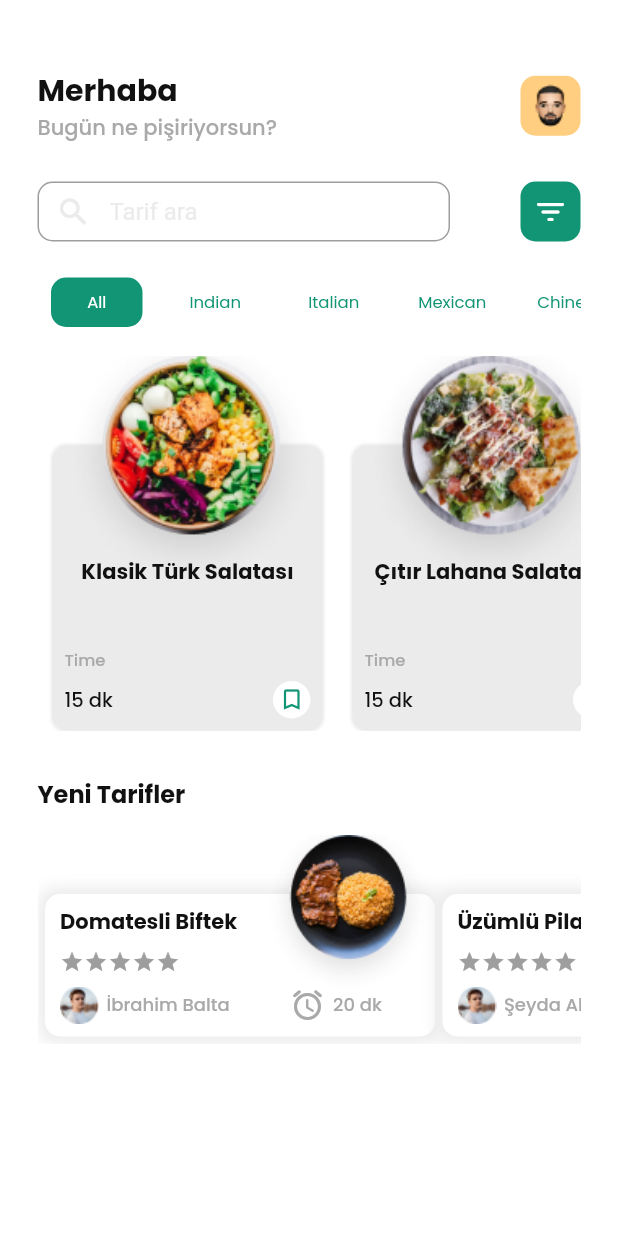
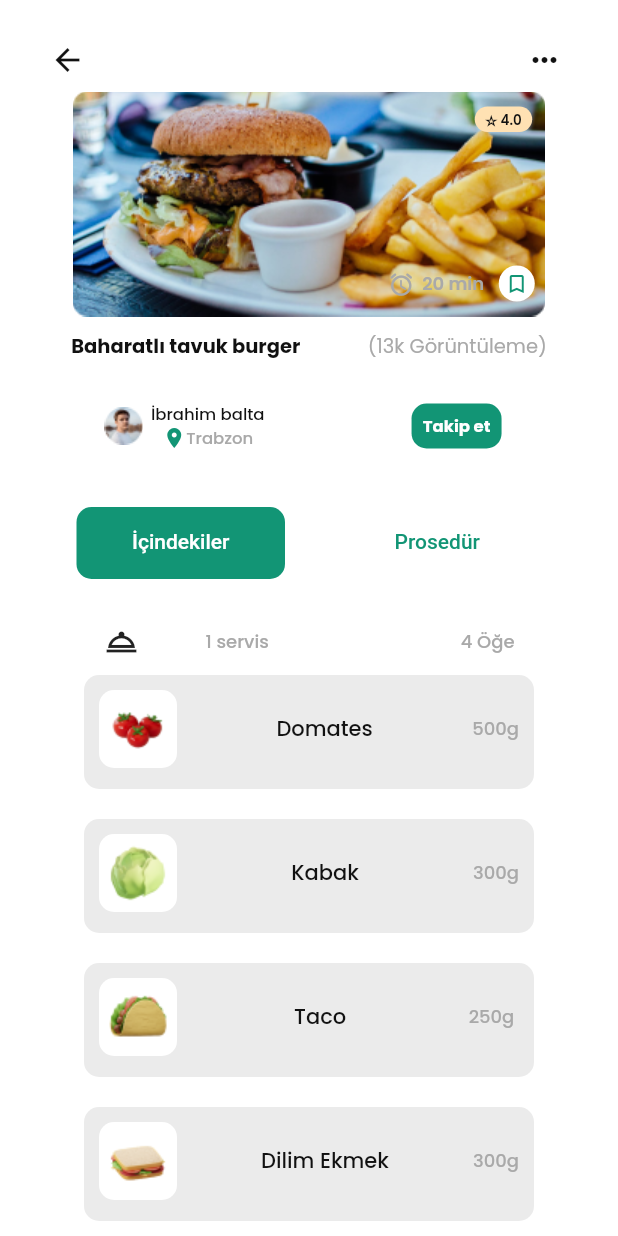
Before and after one commit to seydaalbayrak/f22_chefsgalore, a Flutter app: the screen it shows after launch, on a phone screen of 412 x 824 dp. Run offline on Flutter 3.47's test engine with Material 2 defaults, Android fonts, the phone set to English and light mode, and no system bars; drawn by our look-alikes of flutter_rating_bar; our stand-ins replace curved_navigation_bar, google_fonts.

Commit message:
recipe(tarif) sayfasi tasarlandi

```diff
--- a/lib/main.dart
+++ b/lib/main.dart
@@ -1,8 +1,6 @@
-import 'package:f22_chefsgalore/home.dart';
+import 'package:f22_chefsgalore/repice.dart';
 import 'package:flutter/material.dart';
-import 'package:f22_chefsgalore/homepage.dart';
 
-import 'sing_up.dart';
 
 void main() {
   runApp(const MyApp());
@@ -16,7 +14,7 @@ class MyApp extends StatelessWidget {
   Widget build(BuildContext context) {
     return MaterialApp(
       debugShowCheckedModeBanner: false,
-      home: Home(),
+      home: Repice()
     );
   }
 }
--- /dev/null
+++ b/lib/repice.dart
@@ -0,0 +1,425 @@
+import 'package:flutter/material.dart';
+import 'app_style.dart';
+
+class Repice extends StatefulWidget {
+  const Repice({super.key});
+
+  @override
+  State<Repice> createState() => _RepiceState();
+}
+
+class _RepiceState extends State<Repice> {
+  List images = [
+    "image6",
+    "image7",
+    "image8",
+    "image9",
+  ];
+  List titles = [
+    "Domates",
+    "Kabak",
+    "Taco ",
+    "Dilim Ekmek",
+  ];
+  List titlesItem = [
+    "500g",
+    "300g",
+    "250g ",
+    "300g",
+  ];
+
+  @override
+  Widget build(BuildContext context) {
+    return Scaffold(
+      backgroundColor: sWhite,
+      //appbar kısı geri ve menü butonu
+      appBar: AppBar(
+        backgroundColor: sWhite,
+        leading: Padding(
+          padding: const EdgeInsets.only(top: 20, left: 25, right: 25),
+          child: IconButton(
+            icon: const Icon(
+              Icons.arrow_back,
+              color: sBlack,
+            ),
+            onPressed: () {},
+          ),
+        ),
+        actions: [
+          Padding(
+            padding: const EdgeInsets.only(top: 20, left: 25, right: 25),
+            child: IconButton(
+                onPressed: () {},
+                icon: const Icon(
+                  Icons.more_horiz,
+                  color: sBlack,
+                )),
+          )
+        ],
+        elevation: 0,
+      ),
+      body: DefaultTabController(
+        length: 2,
+        child: SingleChildScrollView(
+            child: Column(
+          children: [
+            Padding(
+              padding: const EdgeInsets.only(top: 5),
+              child: Stack(
+                //ana resim bölümü
+                children: [
+                  Positioned(
+                    child: Container(
+                      width: 315,
+                      height: 150,
+                      decoration: ShapeDecoration(
+                        shape: RoundedRectangleBorder(
+                          borderRadius: BorderRadius.circular(sBorderRadius),
+                        ),
+                      ),
+                      child: Image.asset("assets/images/recipeimage.png"),
+                    ),
+                  ),
+                  Positioned(
+                    //yıldız bölümü
+                    left: 268,
+                    top: 10,
+                    child: Container(
+                      padding: const EdgeInsets.symmetric(
+                          horizontal: 7, vertical: 2),
+                      decoration: ShapeDecoration(
+                        color: const Color(0xFFFFE1B3),
+                        shape: RoundedRectangleBorder(
+                          borderRadius: BorderRadius.circular(sBorderRadius),
+                        ),
+                      ),
+                      child: Row(
+                        children: [
+                          Text('☆ 4.0',
+                              textAlign: TextAlign.right,
+                              style: sPoppinsSemiBold.copyWith(
+                                color: sBlack,
+                                fontSize: 9,
+                              )),
+                        ],
+                      ),
+                    ),
+                  ),
+                  Positioned(
+                    //bokmark bölümü
+                    left: 284,
+                    top: 116,
+                    child: SizedBox(
+                      width: 24,
+                      height: 24,
+                      child: Stack(
+                        children: [
+                          Positioned(
+                            child: Container(
+                              decoration: ShapeDecoration(
+                                color: Colors.white,
+                                shape: RoundedRectangleBorder(
+                                  borderRadius: BorderRadius.circular(12),
+                                ),
+                              ),
+                            ),
+                          ),
+                          Positioned(
+                            left: 4,
+                            top: 4,
+                            child: SizedBox(
+                              width: 16,
+                              height: 16,
+                              child: Stack(
+                                children: [
+                                  Positioned(
+                                    child: Container(
+                                      decoration: const BoxDecoration(
+                                          color: Colors.white),
+                                    ),
+                                  ),
+                                  const Positioned(
+                                    child: Icon(
+                                      Icons.bookmark_border,
+                                      size: 16,
+                                      color: sPrimary,
+                                    ),
+                                  ),
+                                ],
+                              ),
+                            ),
+                          ),
+                        ],
+                      ),
+                    ),
+                  ),
+                  //dakika ve saat icon bölümü
+                  Positioned(
+                    left: 210,
+                    top: 116,
+                    child: Container(
+                      padding: const EdgeInsets.symmetric(vertical: 3.50),
+                      child: Row(
+                        children: [
+                          const Icon(
+                            Icons.access_alarms_rounded,
+                            size: 18,
+                            color: sGray3,
+                          ),
+                          const SizedBox(width: 5),
+                          Text(
+                            '20 min',
+                            style: sPoppinsSemiBold.copyWith(
+                                color: sGray3, fontSize: 12),
+                          ),
+                        ],
+                      ),
+                    ),
+                  ),
+                ],
+              ),
+            ),
+            const SizedBox(height: 10),
+            //
+            Padding(
+              padding: const EdgeInsets.symmetric(horizontal: 25),
+              child: Column(
+                children: [
+                  Row(
+                    mainAxisAlignment: MainAxisAlignment.spaceAround,
+                    children: [
+                      SizedBox(
+                        child: Text('Baharatlı tavuk burger',
+                            style: sPoppinsBold.copyWith(
+                                color: sBlack, fontSize: 13)),
+                      ),
+                      SizedBox(
+                        child: Text('(13k Görüntüleme)',
+                            style: sPoppinsRegular.copyWith(
+                                color: sGray3, fontSize: 13)),
+                      ),
+                    ],
+                  ),
+                ],
+              ),
+            ),
+            const SizedBox(height: 20),
+            //profil isim ve takip et buton bölümü
+            Padding(
+              padding: const EdgeInsets.symmetric(horizontal: 25),
+              child: Row(
+                mainAxisAlignment: MainAxisAlignment.spaceEvenly,
+                children: [
+                  Column(
+                    children: [
+                      Row(
+                        children: [
+                          Image.asset("assets/images/card_profile.png"),
+                          const SizedBox(width: 5),
+                          Column(
+                            children: [
+                              Text(
+                                "İbrahim balta",
+                                style: sPoppinsMedium.copyWith(
+                                    color: sBlack, fontSize: 11),
+                              ),
+                              Row(
+                                children: [
+                                  const Icon(
+                                    Icons.location_on,
+                                    color: sPrimary,
+                                    size: 16,
+                                  ),
+                                  Text(
+                                    "Trabzon",
+                                    style: sPoppinsMedium.copyWith(
+                                        color: sGray3, fontSize: 11),
+                                  ),
+                                ],
+                              ),
+                            ],
+                          ),
+                          const SizedBox(width: 90),
+                          TextButton(
+                            onPressed: () {},
+                            child: Container(
+                              height: 30,
+                              width: 60,
+                              decoration: BoxDecoration(
+                                color: sPrimary,
+                                borderRadius:
+                                    BorderRadius.circular(sBorderRadius),
+                              ),
+                              child: Center(
+                                child: Row(
+                                  mainAxisAlignment: MainAxisAlignment.center,
+                                  children: [
+                                    Text(
+                                      "Takip et",
+                                      style: sPoppinsBold.copyWith(
+                                        color: sWhite,
+                                        fontSize: 11,
+                                      ),
+                                    ),
+                                  ],
+                                ),
+                              ),
+                            ),
+                          ),
+                        ],
+                      ),
+                    ],
+                  ),
+                ],
+              ),
+            ),
+            const SizedBox(height: 20),
+
+            //tabbar butonları
+            Padding(
+              padding: const EdgeInsets.symmetric(horizontal: 25),
+              child: TabBar(
+                physics: const ClampingScrollPhysics(),
+                padding: const EdgeInsets.all(10),
+                unselectedLabelColor: sPrimary,
+                indicatorSize: TabBarIndicatorSize.label,
+                indicator: BoxDecoration(
+                    borderRadius: BorderRadius.circular(sBorderRadius),
+                    color: sPrimary),
+                tabs: [
+                  Tab(
+                    child: Container(
+                      height: 50,
+                      decoration: BoxDecoration(
+                        borderRadius: BorderRadius.circular(sBorderRadius),
+                      ),
+                      child: const Align(
+                        alignment: Alignment.center,
+                        child: Text(
+                          "İçindekiler",
+                          selectionColor: sWhite,
+                        ),
+                      ),
+                    ),
+                  ),
+                  Tab(
+                    child: Container(
+                      height: 50,
+                      decoration: BoxDecoration(
+                        borderRadius: BorderRadius.circular(sBorderRadius),
+                      ),
+                      child: const Align(
+                        alignment: Alignment.center,
+                        child: Text(
+                          "Prosedür",
+                          selectionColor: sWhite,
+                        ),
+                      ),
+                    ),
+                  ),
+                ],
+              ),
+            ),
+            const SizedBox(height: 20),
+
+            //
+            Padding(
+              padding: const EdgeInsets.symmetric(horizontal: 25),
+              child: Column(
+                children: [
+                  Row(
+                    crossAxisAlignment: CrossAxisAlignment.center,
+                    mainAxisAlignment: MainAxisAlignment.spaceEvenly,
+                    children: [
+                      const Icon(Icons.room_service_outlined),
+                      Text(
+                        "1 servis",
+                        style: sPoppinsMedium.copyWith(
+                            color: sGray3, fontSize: 12),
+                      ),
+                      const SizedBox(width: 40),
+                      Text(
+                        "4 Öğe",
+                        style: sPoppinsMedium.copyWith(
+                            color: sGray3, fontSize: 12),
+                      ),
+                    ],
+                  ),
+                ],
+              ),
+            ),
+
+            //içindekiler bölümü
+            Padding(
+              padding: const EdgeInsets.symmetric(horizontal: 25),
+              child: SizedBox(
+                height: 400,
+                child: ListView.builder(
+                  shrinkWrap: true,
+                  scrollDirection: Axis.vertical,
+                  physics: const BouncingScrollPhysics(),
+                  itemCount: titles.length,
+                  itemBuilder: (context, index) {
+                    return Stack(
+                      alignment: Alignment.center,
+                      children: [
+                        Container(
+                          margin: const EdgeInsets.all(10),
+                          child: Container(
+                            height: 76,
+                            width: 300,
+                            decoration: BoxDecoration(
+                              color: sGray4,
+                              borderRadius: BorderRadius.circular(10),
+                            ),
+                            child: Container(
+                              margin: const EdgeInsets.all(10),
+                              child: Column(
+                                children: [
+                                  Row(
+                                    crossAxisAlignment:
+                                        CrossAxisAlignment.center,
+                                    mainAxisAlignment:
+                                        MainAxisAlignment.spaceBetween,
+                                    children: [
+                                      Container(
+                                        width: 52,
+                                        height: 52,
+                                        decoration: BoxDecoration(
+                                            borderRadius:
+                                                BorderRadius.circular(10),
+                                            color: sWhite),
+                                        child: Image.asset(
+                                          "assets/images/${images[index]}.png",
+                                        ),
+                                      ),
+                                      Text(
+                                        titles[index],
+                                        style: sPoppinsMedium.copyWith(
+                                            color: sBlack, fontSize: 14),
+                                      ),
+                                      Text(
+                                        titlesItem[index],
+                                        style: sPoppinsMedium.copyWith(
+                                            color: sGray3, fontSize: 12),
+                                      ),
+                                    ],
+                                  ),
+                                ],
+                              ),
+                            ),
+                          ),
+                        ),
+                      ],
+                    );
+                  },
+                ),
+              ),
+            ),
+            const SizedBox(height: 20),
+          ],
+        )),
+      ),
+    );
+  }
+}
```
Also changed, not shown: assets/images/image6.png (added), assets/images/image7.png (added), assets/images/image8.png (added), assets/images/image9.png (added), assets/images/recipeimage.png (added).
